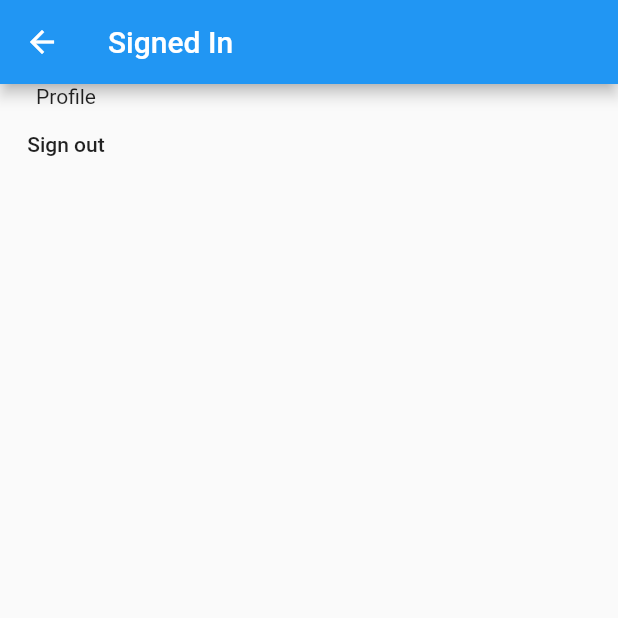
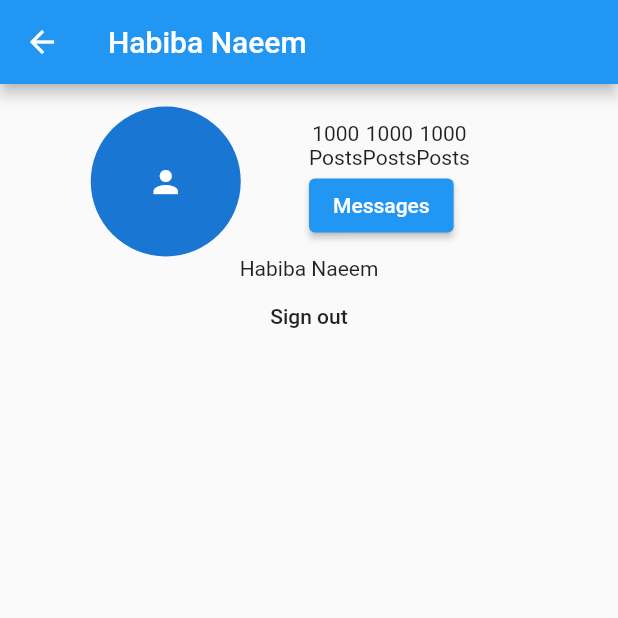
Before and after one commit to Habiba-Naeem/auth_firebase, a Flutter app: the ProfileScreen screen opened by its route, on a phone screen of 412 x 824 dp, the top half of it. Run offline on Flutter 3.47's test engine with Material 2 defaults, Android fonts, the phone set to English and light mode, and no system bars; our stand-ins replace bloc, firebase_auth, firebase_core, flutter_bloc; accounts and stored records are empty.

Commit message:
made profile

```diff
--- a/lib/application/auth/signin/signin_state.dart
+++ b/lib/application/auth/signin/signin_state.dart
@@ -1,27 +1,26 @@
 part of 'signin_bloc.dart';
 
 @immutable
-class SignInState{
+class SignInState {
   final String emailInput;
   final String passwordInput;
+  final bool showErrors;
 
   const SignInState({
     required this.emailInput,
-    required this.passwordInput
+    required this.passwordInput,
+    required this.showErrors,
   });
   factory SignInState.initial() {
     return const SignInState(
-      emailInput: '',
-      passwordInput: '',
-    );
-
+        emailInput: '', passwordInput: '', showErrors: false);
   }
   SignInState copyWith(
-      {String? emailInput,
-        String? passwordInput,})
-  {
+      {String? emailInput, String? passwordInput, bool? showErrors}) {
     return SignInState(
       emailInput: emailInput ?? this.emailInput,
       passwordInput: passwordInput ?? this.passwordInput,
-    );}
+      showErrors: showErrors ?? this.showErrors,
+    );
+  }
 }
--- a/lib/application/auth/signup/signup_state.dart
+++ b/lib/application/auth/signup/signup_state.dart
@@ -1,27 +1,25 @@
 part of 'signup_bloc.dart';
 
 @immutable
-class SignUpState{
+class SignUpState {
   final String emailInput;
   final String passwordInput;
+  final bool showErrors;
 
-  const SignUpState({
-    required this.emailInput,
-    required this.passwordInput
-  });
+  const SignUpState(
+      {required this.emailInput,
+      required this.passwordInput,
+      required this.showErrors});
+
   factory SignUpState.initial() {
     return const SignUpState(
-      emailInput: '',
-      passwordInput: '',
-    );
-
+        emailInput: '', passwordInput: '', showErrors: false);
   }
   SignUpState copyWith(
-      {String? emailInput,
-        String? passwordInput,})
-  {
+      {String? emailInput, String? passwordInput, bool? showErrors}) {
     return SignUpState(
-      emailInput: emailInput ?? this.emailInput,
-      passwordInput: passwordInput ?? this.passwordInput,
-    );}
+        emailInput: emailInput ?? this.emailInput,
+        passwordInput: passwordInput ?? this.passwordInput,
+        showErrors: showErrors ?? this.showErrors);
+  }
 }
--- a/lib/main.dart
+++ b/lib/main.dart
@@ -2,6 +2,7 @@ import 'package:auth_firebase/application/auth/signin/signin_bloc.dart';
 import 'package:auth_firebase/presentation/auth/signin.dart';
 import 'package:auth_firebase/presentation/auth/signup.dart';
 import 'package:auth_firebase/presentation/profile/profile.dart';
+import 'package:auth_firebase/presentation/theme/theme.dart';
 import 'package:firebase_auth/firebase_auth.dart';
 import 'package:firebase_core/firebase_core.dart';
 import 'package:flutter/material.dart';
@@ -15,6 +16,7 @@ void main() async {
   FirebaseApp app = await Firebase.initializeApp();
   runApp(MyApp());
 }
+
 
 class MyApp extends StatefulWidget {
   const MyApp({Key? key}) : super(key: key);
@@ -36,6 +38,7 @@ class _MyAppState extends State<MyApp> {
             ),
         '/home': (context) => MyApp(),
       },
+      theme: theme,
       home: showSignUp
           ? BlocProvider(
               create: (context) => SignUpBloc(),
--- a/lib/presentation/profile/profile.dart
+++ b/lib/presentation/profile/profile.dart
@@ -9,11 +9,15 @@ class ProfileScreen extends StatelessWidget {
   Widget build(BuildContext context) {
     return Scaffold(
       appBar: AppBar(
-        title: Text("Signed In"),
+        title: Text("Habiba Naeem"),
       ),
-      body: Column(
+      body: Padding(
+        padding: const EdgeInsets.all(15),
+        child: Column(
           children: [
-          Text("Profile"),
+            ProfileHeader(),
+            ProfileInfo(),
+            ProfilePosts(),
             MaterialButton(
                 child: Text("Sign out"),
                 onPressed: () async {
@@ -26,6 +30,72 @@ class ProfileScreen extends StatelessWidget {
                 })
           ],
         ),
+      ),
     );
   }
 }
+
+class ProfileHeader extends StatelessWidget {
+  const ProfileHeader({Key? key}) : super(key: key);
+
+  @override
+  Widget build(BuildContext context) {
+    return Row(
+      children: [
+        Expanded(
+          child: CircleAvatar(
+            child: Icon(Icons.person),
+            minRadius: 50,
+          ),
+        ),
+        Expanded(
+
+          child: Column(
+
+            children: [
+              Row(
+                children: [
+                  Column(
+                    children: [Text("1000"), Text("Posts")],
+                  ),
+                  Column(
+                    children: [Text("1000"), Text("Posts")],
+                  ),
+                  Column(
+                    children: [Text("1000"), Text("Posts")],
+                  ),
+                ],
+              ),
+              Row(
+                children: [
+                  ElevatedButton(
+                    onPressed: () {},
+                    child: Text("Messages"),
+                  ),
+                ],
+              )
+            ],
+          ),
+        )
+      ],
+    );
+  }
+}
+
+class ProfileInfo extends StatelessWidget {
+  const ProfileInfo({Key? key}) : super(key: key);
+
+  @override
+  Widget build(BuildContext context) {
+    return Text("Habiba Naeem");
+  }
+}
+
+class ProfilePosts extends StatelessWidget {
+  const ProfilePosts({Key? key}) : super(key: key);
+
+  @override
+  Widget build(BuildContext context) {
+    return Container();
+  }
+}
--- /dev/null
+++ b/lib/presentation/theme/theme.dart
@@ -0,0 +1,17 @@
+import 'package:flutter/material.dart';
+
+import 'package:flutter/material.dart';
+
+ThemeData theme = ThemeData(
+    inputDecorationTheme: const InputDecorationTheme(
+        enabledBorder: OutlineInputBorder(
+          borderSide: BorderSide(color: Colors.grey),
+        ),
+        focusedBorder: OutlineInputBorder(
+          borderSide: BorderSide(color: Colors.grey),
+        ),
+        border: OutlineInputBorder(
+          borderSide: BorderSide(color: Colors.grey, width: 2),
+        ),
+        contentPadding: EdgeInsets.symmetric(vertical: 2, horizontal: 10)),
+);
```
Also changed, not shown: lib/application/auth/signin/signin_bloc.dart (+6 -2 lines), lib/application/auth/signup/signup_bloc.dart (+5 -2 lines), lib/presentation/auth/signin.dart (+33 -9 lines), lib/presentation/auth/signup.dart (+26 -7 lines). Lines whose indentation alone changed are shown as unchanged.
